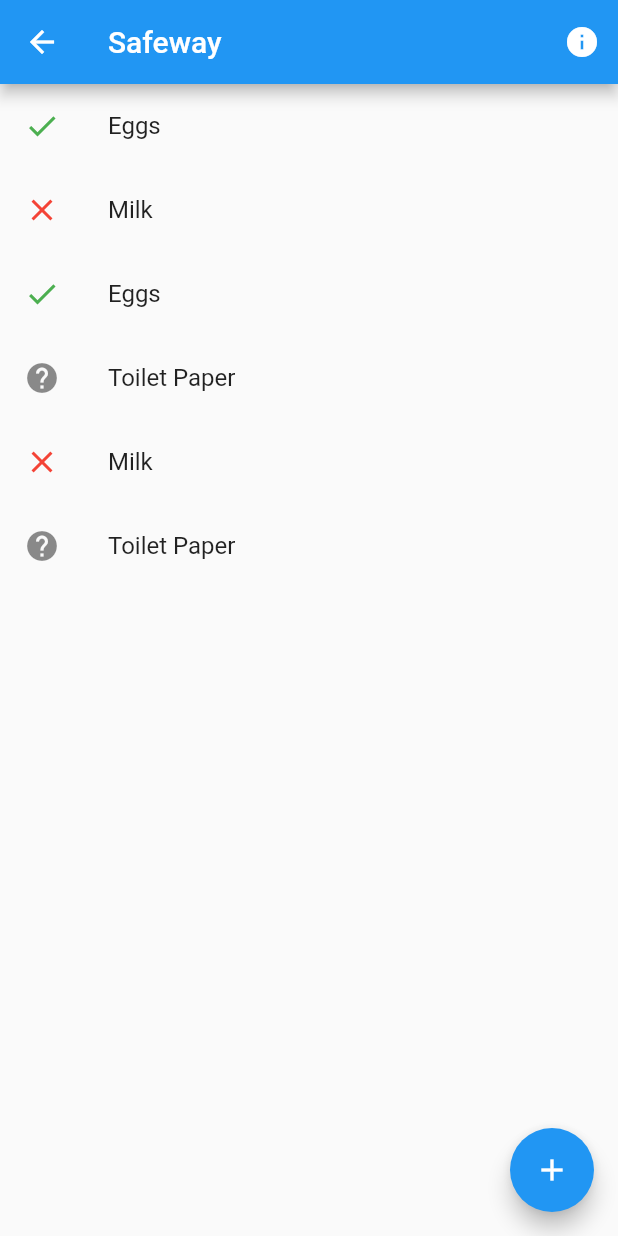
After one commit to smkuhne/supply_report, a Flutter app: the StorePage screen opened directly, on a phone screen of 412 x 824 dp. The commit adds this screen. Run offline on Flutter 3.47's test engine with Material 2 defaults, Android fonts, the phone set to English and light mode, and no system bars; our stand-ins replace google_maps_flutter.

Commit message:
Added a list to store page

```diff
--- a/lib/fragments/store.dart
+++ b/lib/fragments/store.dart
@@ -1,19 +1,107 @@
 import 'package:flutter/material.dart';
 
-class MapPage extends StatefulWidget {
-  MapPage({Key key, this.title}) : super(key: key);
+import '../models/item.dart';
+import '../widgets/store_list.dart';
 
-  final String title;
+class StorePage extends StatelessWidget {
+  final String storeName;
+
+  StorePage(this.storeName);
+
+  final List<Item> storeItems = [
+    Item(
+      name: 'Eggs',
+      availability: 1,
+    ),
+    Item(
+      name: 'Milk',
+      availability: -1,
+    ),
+    Item(
+      name: 'Eggs',
+      availability: 1,
+    ),
+    Item(
+      name: 'Toilet Paper',
+      availability: 0,
+    ),
+    Item(
+      name: 'Milk',
+      availability: -1,
+    ),
+    Item(
+      name: 'Toilet Paper',
+      availability: 0,
+    ),
+  ];
 
   @override
-  _MapPageState createState() => _MapPageState();
-}
+  Widget build(BuildContext context) {
+    final mediaQuery = MediaQuery.of(context);
+    final appBar = AppBar(
+      title: Text(storeName),
+      actions: <Widget>[
+        Builder(
+          builder: (ctx) => IconButton(
+            icon: const Icon(Icons.info),
+            onPressed: () => Scaffold.of(ctx).openEndDrawer(),
+          ),
+        ),
+      ],
+    );
+    final availableHeight = mediaQuery.size.height -
+        appBar.preferredSize.height -
+        mediaQuery.padding.top;
 
-class _MapPageState extends State<MapPage> {
-  @override
-  Widget build(BuildContext context) {
-    return Center(
-        child: Text('Store')
+    return Scaffold(
+      appBar: appBar,
+      endDrawer: Drawer(
+        child: ListView(
+          children: <Widget>[
+            const ListTile(
+              title: Text(
+                'Label Information',
+                style: TextStyle(
+                  fontSize: 20.0,
+                  fontWeight: FontWeight.bold,
+                ),
+              ),
+            ),
+            const Divider(thickness: 1.0),
+            const ListTile(
+              leading: Icon(
+                Icons.check,
+                color: Colors.green,
+              ),
+              title: Text('Available'),
+            ),
+            const ListTile(
+              leading: Icon(
+                Icons.close,
+                color: Colors.red,
+              ),
+              title: Text('Unavailable'),
+            ),
+            const ListTile(
+              leading: Icon(Icons.help),
+              title: Text('Unknown'),
+            ),
+          ],
+        ),
+      ),
+      body: Column(
+        children: <Widget>[
+//          Text('Search Bar goes here'),
+          Container(
+            height: availableHeight,
+            child: StoreList(storeItems),
+          ),
+        ],
+      ),
+      floatingActionButton: FloatingActionButton(
+        child: const Icon(Icons.add),
+        onPressed: () {},
+      ),
     );
   }
 }
--- a/lib/main.dart
+++ b/lib/main.dart
@@ -1,6 +1,8 @@
 import 'package:flutter/material.dart';
-import 'package:preliminary/fragments/map.dart';
-import 'package:preliminary/fragments/list.dart';
+
+import './fragments/map.dart';
+import './fragments/list.dart';
+import './fragments/store.dart';
 
 void main() => runApp(MyApp());
 
@@ -53,20 +55,13 @@
       appBar: AppBar(
         title: Text(widget.title),
       ),
-      body: Center(
-        child: _getMainFragment(fragment)
-      ),
+      body: Center(child: _getMainFragment(fragment)),
       drawer: Drawer(
         child: ListView(
           padding: EdgeInsets.zero,
           children: <Widget>[
             DrawerHeader(
-              child: Text(
-                widget.title,
-                style: TextStyle(
-                  color: Colors.white
-                )
-              ),
+              child: Text(widget.title, style: TextStyle(color: Colors.white)),
               decoration: BoxDecoration(
                 color: Colors.blue,
               ),
@@ -104,12 +99,19 @@
               },
             ),
           ],
-        )
+        ),
       ),
       floatingActionButton: FloatingActionButton(
         tooltip: 'Increment',
         child: Icon(Icons.add),
-        onPressed: () {},
+        onPressed: () {
+          Navigator.push(
+            context,
+            MaterialPageRoute(
+              builder: (context) => StorePage('Safeway'),
+            ),
+          );
+        },
       ), // This trailing comma makes auto-formatting nicer for build methods.
     );
   }
--- /dev/null
+++ b/lib/models/item.dart
@@ -0,0 +1,11 @@
+import 'package:flutter/foundation.dart';
+
+class Item {
+  final String name;
+  final int availability;
+
+  Item({
+    @required this.name,
+    @required this.availability,
+  });
+}
--- /dev/null
+++ b/lib/widgets/store_list.dart
@@ -0,0 +1,45 @@
+import 'package:flutter/material.dart';
+
+import '../models/item.dart';
+
+class StoreList extends StatelessWidget {
+  final List<Item> items;
+
+  StoreList(this.items);
+
+  @override
+  Widget build(BuildContext context) {
+    const legend = {
+      1: Icon(
+        Icons.check,
+        color: Colors.green,
+      ),
+      -1: Icon(
+        Icons.close,
+        color: Colors.red,
+      ),
+      0: Icon(Icons.help),
+    };
+
+    return items.isEmpty
+        ? Column(
+            children: <Widget>[
+              const Text(
+                'There are no inputted items.',
+              ),
+              const SizedBox(height: 20.0),
+              const Text('Tap the + button below to input an item.'),
+            ],
+          )
+        : ListView.builder(
+            itemBuilder: (context, index) {
+              return ListTile(
+                leading: legend[items[index].availability],
+                title: Text(items[index].name),
+              );
+            },
+            itemCount: items.length,
+            physics: const BouncingScrollPhysics(),
+          );
+  }
+}
```
